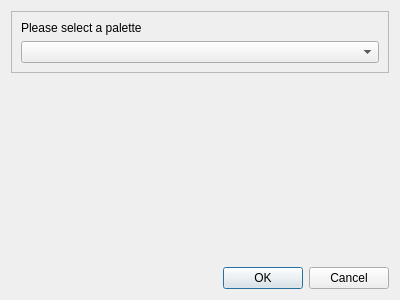
This is tools/podconverter/texturedialog.ui in jydidier/escape-velocity as Qt 5 draws it before an edit. The edited form follows.
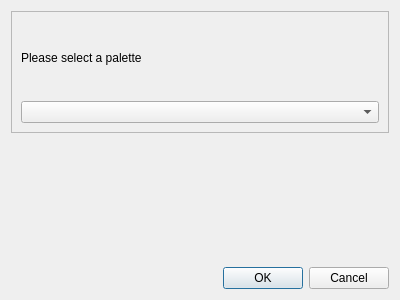
This is the edited form.

Commit message: Added dialog that can preview textures with a given palette.

```diff
--- a/tools/podconverter/texturedialog.ui
+++ b/tools/podconverter/texturedialog.ui
@@ -13,7 +13,7 @@
   <property name="windowTitle">
    <string>Dialog</string>
   </property>
-  <layout class="QVBoxLayout" name="verticalLayout_2" stretch="0,1,0">
+  <layout class="QVBoxLayout" name="verticalLayout_2" stretch="0,0,0">
    <item>
     <widget class="QFrame" name="frame">
      <property name="frameShape">
@@ -40,7 +40,11 @@
     </widget>
    </item>
    <item>
-    <widget class="QWidget" name="textureWidget" native="true"/>
+    <widget class="QLabel" name="textureWidget">
+     <property name="text">
+      <string/>
+     </property>
+    </widget>
    </item>
    <item>
     <widget class="QDialogButtonBox" name="buttonBox">
```
Left out of the diff: 19 changed lines with no effect on the pictures. The commit also changes 7 other files.
